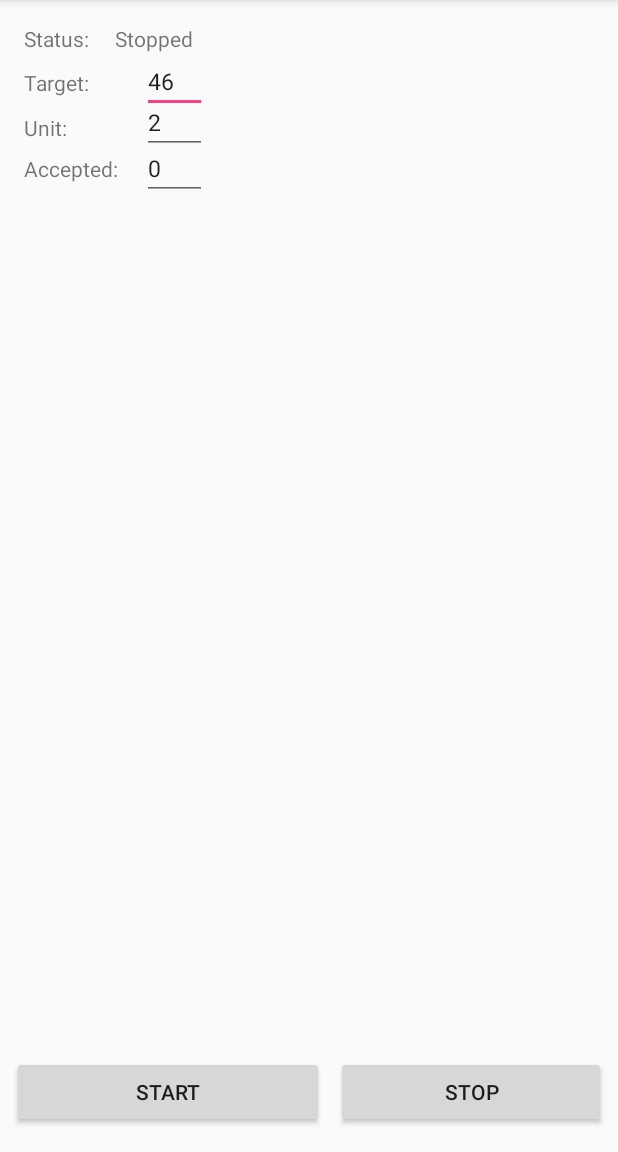
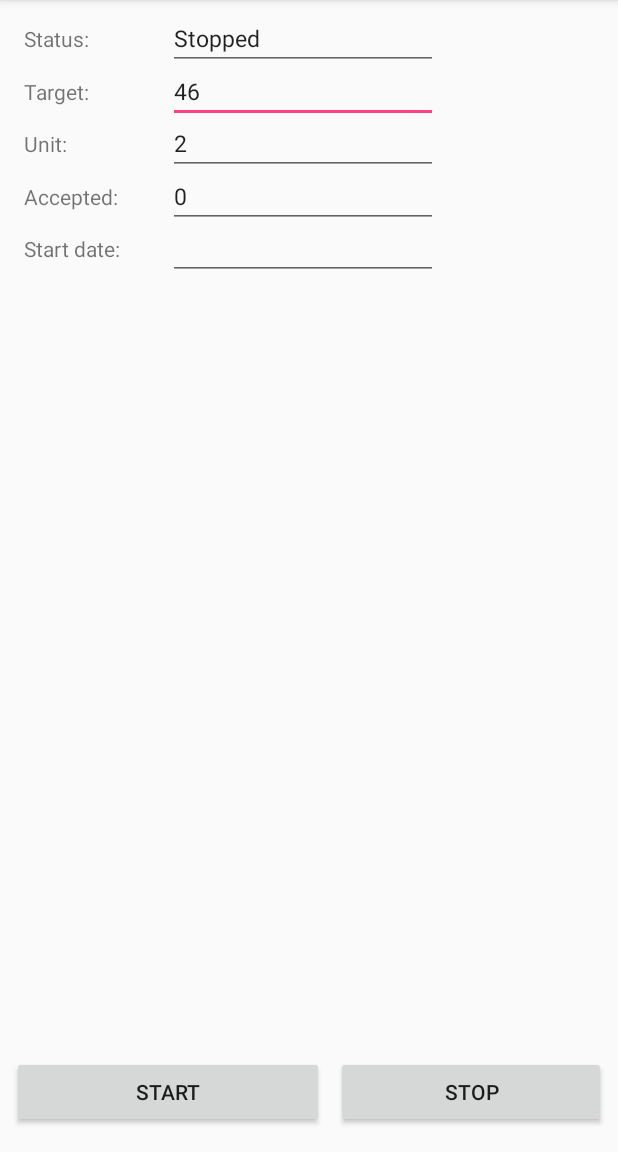
Before and after one commit to annitya/nicotimer, an Android app: the screen it shows after launch (MainActivity), on a phone screen of 412 x 824 dp, the part 84-1236 px from its top. Run offline under Robolectric (Android 15) with nearby library versions, the phone set to English and light mode, and no system bars.

Commit message:
Add text-field for start-date. Improve layout-logic.

```diff
--- a/app/src/main/java/flageolett/nicotimer/State.java
+++ b/app/src/main/java/flageolett/nicotimer/State.java
@@ -15,6 +15,7 @@ class State implements SharedPreferences.OnSharedPreferenceChangeListener
     private EditText target;
     private EditText unit;
     private EditText accepted;
+    private EditText startDate;
     private TextView status;
 
     State(MainActivity mainActivity)
@@ -26,6 +27,7 @@ class State implements SharedPreferences.OnSharedPreferenceChangeListener
         target = (EditText)mainActivity.findViewById(R.id.editText_target);
         unit = (EditText)mainActivity.findViewById(R.id.editText_unit);
         accepted = (EditText)mainActivity.findViewById(R.id.editText_accepted);
+        startDate = (EditText)mainActivity.findViewById(R.id.editText_startDate);
 
         preferences.registerOnSharedPreferenceChangeListener(this);
     }
@@ -41,6 +43,7 @@ class State implements SharedPreferences.OnSharedPreferenceChangeListener
         target.setText(getTarget());
         unit.setText(getUnit());
         accepted.setText(getAccepted());
+        startDate.setText(getStartDate());
 
         updateStatus();
     }
@@ -50,6 +53,7 @@ class State implements SharedPreferences.OnSharedPreferenceChangeListener
         setTarget(target.getText().toString());
         setUnit(unit.getText().toString());
         setAccepted(accepted.getText().toString());
+        setStartDate(startDate.getText().toString());
     }
 
     @Override
@@ -85,6 +89,10 @@ class State implements SharedPreferences.OnSharedPreferenceChangeListener
 
     private void setAccepted(String accepted) { setString("accepted", accepted); }
 
+    private String getStartDate() { return getString("startDate", ""); }
+
+    private void setStartDate(String startDate) { setString("startDate", startDate); }
+
     private String getString(String key, String defaultValue)
     {
         return preferences.getString(key, defaultValue);
--- a/app/src/main/res/layout/activity_main.xml
+++ b/app/src/main/res/layout/activity_main.xml
@@ -21,45 +21,75 @@
         android:id="@+id/textView_status" tools:layout_constraintTop_creator="1" android:layout_marginStart="16dp"
         android:layout_marginTop="16dp" tools:layout_constraintLeft_creator="1"
         app:layout_constraintLeft_toLeftOf="parent" app:layout_constraintTop_toTopOf="parent"
+              android:layout_marginLeft="16dp"/>
+
+    <TextView android:text="@string/main_t_target" android:layout_width="wrap_content"
+              android:layout_height="wrap_content"
+              android:id="@+id/textView_target" tools:layout_constraintTop_creator="1"
+              app:layout_constraintTop_toBottomOf="@+id/textView_status" tools:layout_constraintLeft_creator="1"
+              app:layout_constraintLeft_toLeftOf="@+id/textView_status" android:layout_marginTop="16dp"
     />
-    <TextView android:layout_width="wrap_content" android:layout_height="wrap_content" android:id="@+id/textView_status_text"
-        tools:layout_constraintTop_creator="1" android:layout_marginStart="17dp" android:layout_marginTop="16dp"
-        tools:layout_constraintLeft_creator="1" app:layout_constraintTop_toTopOf="parent"
-        app:layout_constraintLeft_toRightOf="@+id/textView_status"
-    />
-    <TextView android:text="@string/main_t_target" android:layout_width="wrap_content" android:layout_height="wrap_content"
-        android:id="@+id/textView" tools:layout_constraintTop_creator="1"
-        app:layout_constraintTop_toBottomOf="@+id/textView_status" tools:layout_constraintLeft_creator="1"
-        app:layout_constraintLeft_toLeftOf="@+id/textView_status" android:layout_marginTop="10dp"
-        android:layout_marginLeft="0dp" />
-    <EditText android:textSize="15sp" android:layout_width="43dp" android:layout_height="40dp" android:inputType="text"
-        android:text="@string/main_ti_target" android:ems="10" android:id="@+id/editText_target" tools:layout_constraintTop_creator="1"
-        app:layout_constraintTop_toBottomOf="@+id/textView_status_text" tools:layout_constraintLeft_creator="1"
-        app:layout_constraintLeft_toLeftOf="@+id/textView_status_text" android:layout_marginLeft="18dp"
-        android:layout_marginTop="0dp" />
+    <EditText android:textSize="15sp" android:layout_width="wrap_content" android:layout_height="wrap_content"
+              android:inputType="text"
+              android:text="@string/main_ti_target" android:ems="10" android:id="@+id/editText_target"
+              tools:layout_constraintTop_creator="1"
+              tools:layout_constraintLeft_creator="1"
+              android:layout_marginStart="32dp"
+              android:layout_marginLeft="32dp"
+              android:layout_marginBottom="0dp" app:layout_constraintLeft_toRightOf="@+id/textView_StartDate"
+              app:layout_constraintBaseline_toBaselineOf="@+id/textView_target"/>
+    <EditText android:textSize="15sp" android:layout_width="wrap_content" android:layout_height="wrap_content"
+              android:inputType="text"
+              android:ems="10"
+              tools:layout_constraintTop_creator="1"
+              tools:layout_constraintLeft_creator="1"
+              android:layout_marginStart="32dp"
+              android:id="@+id/textView_status_text"
+              android:layout_marginLeft="32dp"
+              app:layout_constraintLeft_toRightOf="@+id/textView_StartDate"
+              android:layout_marginTop="0dp"
+              app:layout_constraintBaseline_toBaselineOf="@+id/textView_status"/>
     <TextView android:text="@string/main_t_unit" android:layout_width="wrap_content"
-        android:layout_height="wrap_content" android:id="@+id/textView_unit" tools:layout_constraintTop_creator="1"
-        app:layout_constraintTop_toBottomOf="@+id/textView_status" tools:layout_constraintLeft_creator="1"
-        app:layout_constraintLeft_toLeftOf="@+id/textView_status" android:layout_marginTop="40dp"
-        android:layout_marginLeft="0dp"
-    />
-    <EditText android:textSize="15sp" android:layout_width="43dp" android:layout_height="40dp" android:inputType="text"
-        android:text="@string/main_ti_unit" android:ems="10" android:id="@+id/editText_unit"
-        tools:layout_constraintTop_creator="1" app:layout_constraintTop_toBottomOf="@+id/textView_status_text"
-        tools:layout_constraintLeft_creator="1" app:layout_constraintLeft_toLeftOf="@+id/textView_status_text"
-        android:layout_marginLeft="18dp" android:layout_marginTop="27dp"
-    />
+              android:layout_height="wrap_content" android:id="@+id/textView_unit"
+              tools:layout_constraintTop_creator="1"
+              app:layout_constraintTop_toBottomOf="@+id/textView_target" tools:layout_constraintLeft_creator="1"
+              android:layout_marginTop="15dp"
+              app:layout_constraintLeft_toLeftOf="@+id/textView_target"/>
+    <EditText android:textSize="15sp" android:layout_width="wrap_content" android:layout_height="wrap_content"
+              android:inputType="text"
+              android:text="@string/main_ti_unit" android:ems="10" android:id="@+id/editText_unit"
+              tools:layout_constraintTop_creator="1"
+              tools:layout_constraintLeft_creator="1"
+              android:layout_marginStart="32dp" tools:layout_editor_absoluteX="65dp" android:layout_marginTop="0dp"
+              app:layout_constraintLeft_toRightOf="@+id/textView_StartDate"
+              app:layout_constraintBaseline_toBaselineOf="@+id/textView_unit"/>
     <TextView android:text="@string/main_t_accepted" android:layout_width="wrap_content"
-        android:layout_height="wrap_content" android:id="@+id/textView_accepted" tools:layout_constraintTop_creator="1"
-        app:layout_constraintTop_toBottomOf="@+id/textView_status" tools:layout_constraintLeft_creator="1"
-        app:layout_constraintLeft_toLeftOf="@+id/textView_status" android:layout_marginTop="67dp"
-        android:layout_marginLeft="0dp"
-    />
-    <EditText android:textSize="15sp" android:layout_width="43dp" android:layout_height="40dp" android:inputType="text"
-        android:text="@string/main_ti_accepted" android:ems="10" android:id="@+id/editText_accepted"
-        tools:layout_constraintTop_creator="1" app:layout_constraintTop_toBottomOf="@+id/textView_status_text"
-        tools:layout_constraintLeft_creator="1" app:layout_constraintLeft_toLeftOf="@+id/textView_status_text"
-        android:layout_marginLeft="18dp" android:layout_marginTop="58dp"
-    />
+              android:layout_height="wrap_content" android:id="@+id/textView_accepted"
+              tools:layout_constraintTop_creator="1"
+              app:layout_constraintTop_toBottomOf="@+id/textView_unit" tools:layout_constraintLeft_creator="1"
+              android:layout_marginTop="16dp"
+              app:layout_constraintLeft_toLeftOf="@+id/textView_unit"/>
+    <TextView android:layout_width="wrap_content"
+              android:layout_height="wrap_content" android:id="@+id/textView_StartDate"
+              tools:layout_constraintTop_creator="1"
+              app:layout_constraintTop_toBottomOf="@+id/textView_accepted" tools:layout_constraintLeft_creator="1"
+              app:layout_constraintLeft_toLeftOf="@+id/textView_accepted" android:layout_marginTop="15dp"
+              android:text="@string/main_t_startDate"/>
+    <EditText android:textSize="15sp" android:layout_width="wrap_content" android:layout_height="wrap_content"
+              android:inputType="text"
+              android:text="@string/main_ti_accepted" android:ems="10" android:id="@+id/editText_accepted"
+              tools:layout_constraintTop_creator="1"
+              tools:layout_constraintLeft_creator="1"
+              android:layout_marginStart="32dp"
+              app:layout_constraintLeft_toRightOf="@+id/textView_StartDate" android:layout_marginLeft="32dp"
+              android:layout_marginBottom="0dp" app:layout_constraintBaseline_toBaselineOf="@+id/textView_accepted"/>
+    <EditText android:textSize="15sp" android:layout_width="wrap_content" android:layout_height="wrap_content"
+              android:inputType="text"
+              android:ems="10" android:id="@+id/editText_startDate"
+              tools:layout_constraintTop_creator="1"
+              tools:layout_constraintLeft_creator="1"
+              android:layout_marginStart="32dp"
+              app:layout_constraintLeft_toRightOf="@+id/textView_StartDate" android:layout_marginLeft="32dp"
+              android:layout_marginBottom="0dp" app:layout_constraintBaseline_toBaselineOf="@+id/textView_StartDate"/>
 
 </android.support.constraint.ConstraintLayout>
--- a/app/src/main/res/values/strings.xml
+++ b/app/src/main/res/values/strings.xml
@@ -12,4 +12,5 @@
     <string name="nico_notification_title_template">Time for a fix!</string>
     <string name="accept">Accept</string>
     <string name="action_reject">Reject</string>
+    <string name="main_t_startDate">Start date:</string>
 </resources>
```
